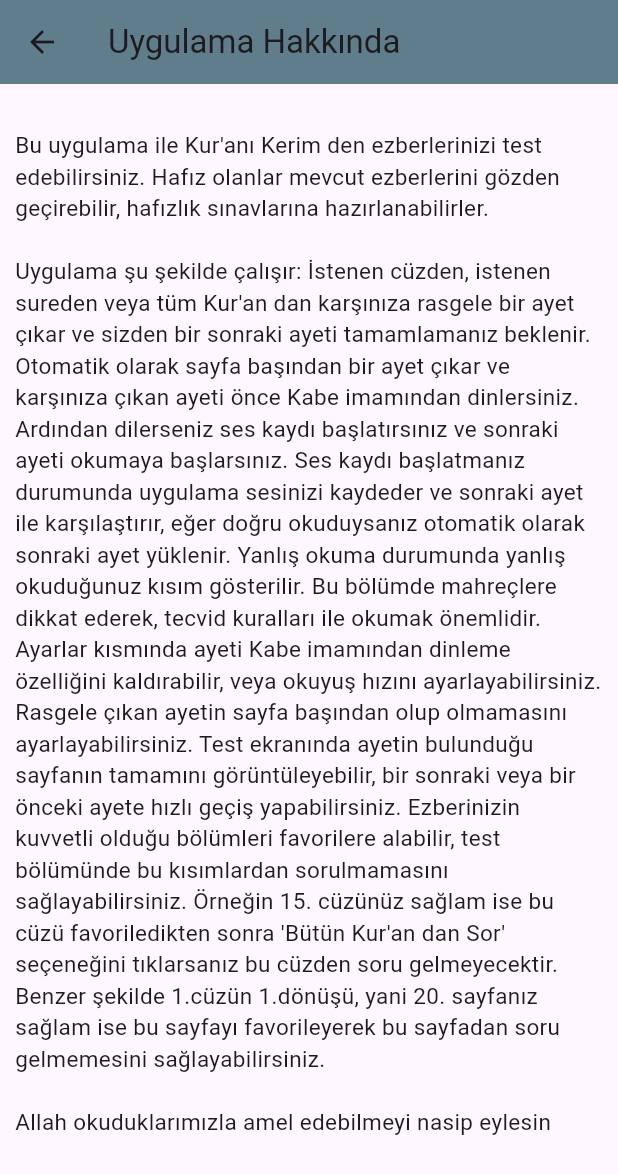
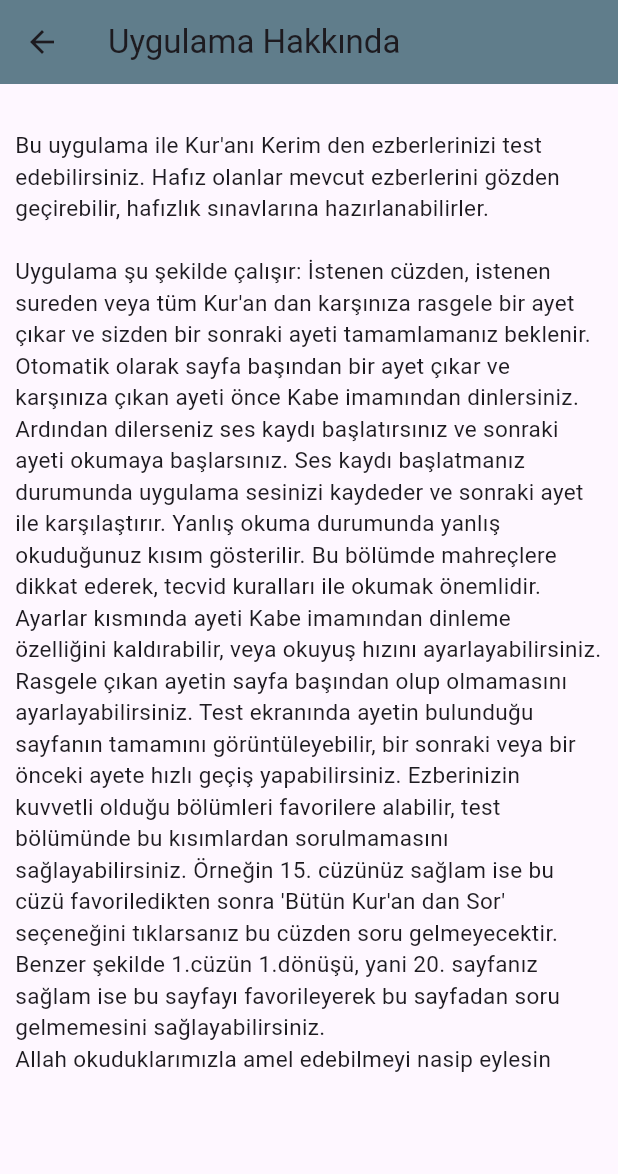
Before and after one commit to yalpay/hafiz_test-main, a Flutter app: the InformationScreen screen opened directly, on a phone screen of 412 x 824 dp. Shown: the top 1174 px of the screen. Run offline on Flutter 3.47's test engine with Material 3 defaults, Android fonts, the phone set to English and light mode, and no system bars; our stand-ins replace audioplayers, hive_flutter, shimmer, speech_to_text; missing offline and left inert: flutter_islamic_icons; accounts and stored records are empty.

Commit message:
info text update

```diff
--- a/lib/entrance_pages/information.dart
+++ b/lib/entrance_pages/information.dart
@@ -36,15 +36,14 @@ class Info extends State<InformationScreen> {
                       "hafızlık sınavlarına hazırlanabilirler.\n\nUygulama şu şekilde çalışır: İstenen cüzden, istenen sureden veya tüm Kur'an dan "
                       "karşınıza rasgele bir ayet çıkar ve sizden bir sonraki ayeti tamamlamanız beklenir. Otomatik olarak sayfa başından bir ayet "
                       "çıkar ve karşınıza çıkan ayeti önce Kabe imamından dinlersiniz. Ardından dilerseniz ses kaydı başlatırsınız ve sonraki ayeti "
-                      "okumaya başlarsınız. Ses kaydı başlatmanız durumunda uygulama sesinizi kaydeder ve sonraki ayet ile karşılaştırır, eğer doğru "
-                      "okuduysanız otomatik olarak sonraki ayet yüklenir. Yanlış okuma durumunda yanlış okuduğunuz kısım gösterilir. Bu bölümde "
-                      "mahreçlere dikkat ederek, tecvid kuralları ile okumak önemlidir. Ayarlar kısmında ayeti Kabe imamından dinleme özelliğini "
-                      "kaldırabilir, veya okuyuş hızını ayarlayabilirsiniz. Rasgele çıkan ayetin sayfa başından olup olmamasını ayarlayabilirsiniz. "
-                      "Test ekranında ayetin bulunduğu sayfanın tamamını görüntüleyebilir, bir sonraki veya bir önceki ayete hızlı geçiş yapabilirsiniz. "
-                      "Ezberinizin kuvvetli olduğu bölümleri favorilere alabilir, test bölümünde bu kısımlardan sorulmamasını sağlayabilirsiniz. "
-                      "Örneğin 15. cüzünüz sağlam ise bu cüzü favoriledikten sonra 'Bütün Kur'an dan Sor' seçeneğini tıklarsanız bu cüzden "
-                      "soru gelmeyecektir. Benzer şekilde 1.cüzün 1.dönüşü, yani 20. sayfanız sağlam ise bu sayfayı favorileyerek bu sayfadan soru "
-                      "gelmemesini sağlayabilirsiniz.\n\nAllah okuduklarımızla amel edebilmeyi nasip eylesin"),
+                      "okumaya başlarsınız. Ses kaydı başlatmanız durumunda uygulama sesinizi kaydeder ve sonraki ayet ile karşılaştırır. Yanlış "
+                      "okuma durumunda yanlış okuduğunuz kısım gösterilir. Bu bölümde mahreçlere dikkat ederek, tecvid kuralları ile okumak önemlidir. "
+                      "Ayarlar kısmında ayeti Kabe imamından dinleme özelliğini kaldırabilir, veya okuyuş hızını ayarlayabilirsiniz. Rasgele çıkan "
+                      "ayetin sayfa başından olup olmamasını ayarlayabilirsiniz. Test ekranında ayetin bulunduğu sayfanın tamamını görüntüleyebilir, "
+                      "bir sonraki veya bir önceki ayete hızlı geçiş yapabilirsiniz. Ezberinizin kuvvetli olduğu bölümleri favorilere alabilir, test "
+                      "bölümünde bu kısımlardan sorulmamasını sağlayabilirsiniz. Örneğin 15. cüzünüz sağlam ise bu cüzü favoriledikten sonra 'Bütün "
+                      "Kur'an dan Sor' seçeneğini tıklarsanız bu cüzden soru gelmeyecektir. Benzer şekilde 1.cüzün 1.dönüşü, yani 20. sayfanız sağlam "
+                      "ise bu sayfayı favorileyerek bu sayfadan soru gelmemesini sağlayabilirsiniz.\nAllah okuduklarımızla amel edebilmeyi nasip eylesin"),
                 ),
               ],
             ),
```
